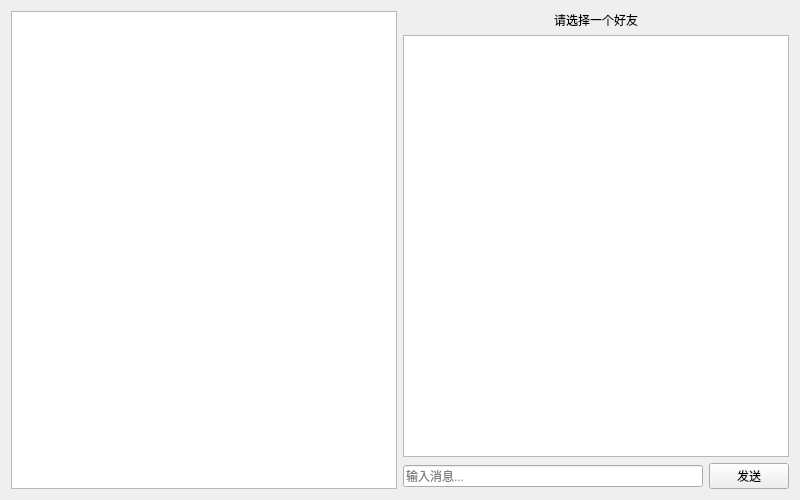
LingXifeng/IM_System, file client/chatwindow.ui: the form before one commit.
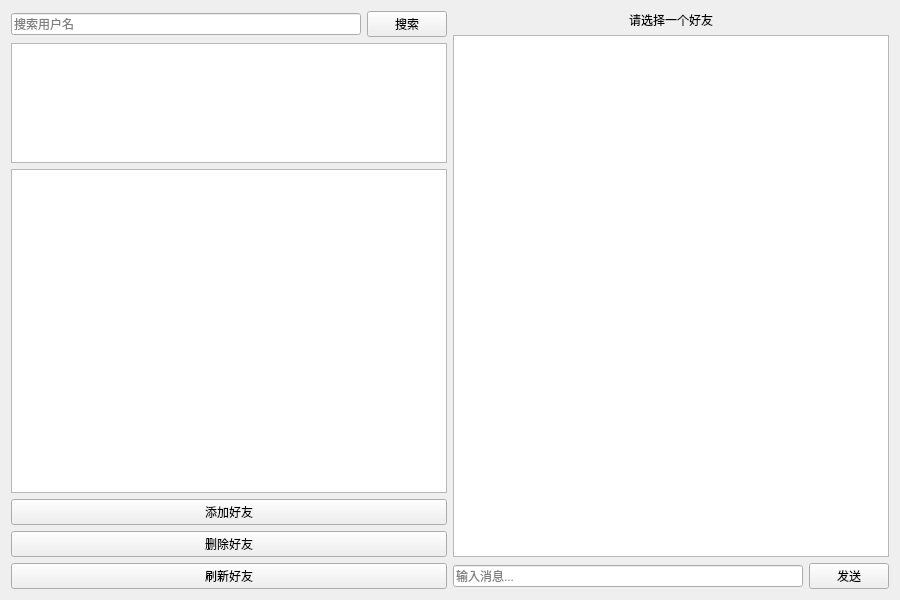
The form after the commit.

Commit message: feat: add user search and friend management

The edit to the form file:
```diff
--- a/client/chatwindow.ui
+++ b/client/chatwindow.ui
@@ -7,8 +7,8 @@
    <rect>
     <x>0</x>
     <y>0</y>
-    <width>800</width>
-    <height>500</height>
+    <width>900</width>
+    <height>600</height>
    </rect>
   </property>
 
@@ -20,16 +20,86 @@
 
    <!-- 左侧好友列表 -->
    <item>
-    <widget class="QListWidget" name="friendList">
-     <property name="minimumSize">
-      <size>
-       <width>180</width>
-       <height>0</height>
-      </size>
-     </property>
-    </widget>
+    <layout class="QVBoxLayout" name="friendLayout">
+
+     <!-- 搜索框 -->
+     <item>
+      <layout class="QHBoxLayout" name="searchLayout">
+
+       <item>
+        <widget class="QLineEdit" name="searchEdit">
+         <property name="placeholderText">
+          <string>搜索用户名</string>
+         </property>
+        </widget>
+       </item>
+
+       <item>
+        <widget class="QPushButton" name="searchButton">
+         <property name="text">
+          <string>搜索</string>
+         </property>
+        </widget>
+       </item>
+
+      </layout>
+     </item>
+
+     <!-- 搜索结果 -->
+     <item>
+      <widget class="QListWidget" name="searchResultList">
+       <property name="maximumSize">
+        <size>
+         <width>16777215</width>
+         <height>120</height>
+        </size>
+       </property>
+      </widget>
+     </item>
+
+     <!-- 好友列表 -->
+     <item>
+      <widget class="QListWidget" name="friendList">
+       <property name="minimumSize">
+        <size>
+         <width>200</width>
+         <height>0</height>
+        </size>
+       </property>
+      </widget>
+     </item>
+
+     <!-- 添加好友 -->
+     <item>
+      <widget class="QPushButton" name="addFriendButton">
+       <property name="text">
+        <string>添加好友</string>
+       </property>
+      </widget>
+     </item>
+
+     <!-- 删除好友 -->
+     <item>
+      <widget class="QPushButton" name="deleteFriendButton">
+       <property name="text">
+        <string>删除好友</string>
+       </property>
+      </widget>
+     </item>
+
+     <!-- 刷新好友 -->
+     <item>
+      <widget class="QPushButton" name="refreshFriendButton">
+       <property name="text">
+        <string>刷新好友</string>
+       </property>
+      </widget>
+     </item>
+
+    </layout>
    </item>
 
+
    <!-- 右侧聊天区域 -->
    <item>
     <layout class="QVBoxLayout" name="chatLayout">
```
Left out of the diff: 10 changed lines with no effect on the pictures. The commit also changes 18 other files.
